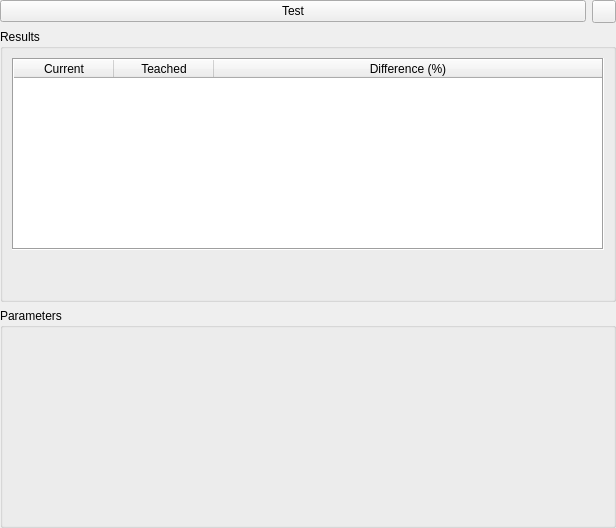
Qt form AcfSln/Include/iqtipr/CColorPatternComparatorGuiComp.ui (ImagingTools/AcfPublic) before a commit.
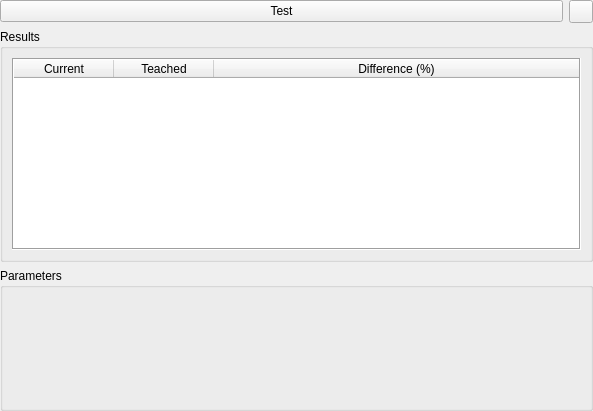
The same form after that commit. Icons and pictures are not drawn.

Patch:
```diff
--- a/AcfSln/Include/iqtipr/CColorPatternComparatorGuiComp.ui
+++ b/AcfSln/Include/iqtipr/CColorPatternComparatorGuiComp.ui
@@ -6,8 +6,8 @@
    <rect>
     <x>0</x>
     <y>0</y>
-    <width>616</width>
-    <height>528</height>
+    <width>593</width>
+    <height>411</height>
    </rect>
   </property>
   <property name="sizePolicy">
@@ -45,7 +45,7 @@
      <item>
       <widget class="QToolButton" name="AutoUpdateButton">
        <property name="sizePolicy">
-        <sizepolicy hsizetype="Fixed" vsizetype="Minimum">
+        <sizepolicy hsizetype="Fixed" vsizetype="Fixed">
          <horstretch>0</horstretch>
          <verstretch>0</verstretch>
         </sizepolicy>
@@ -67,7 +67,7 @@
    <item>
     <widget class="QGroupBox" name="ResultsGB">
      <property name="sizePolicy">
-      <sizepolicy hsizetype="Preferred" vsizetype="MinimumExpanding">
+      <sizepolicy hsizetype="Preferred" vsizetype="Maximum">
        <horstretch>0</horstretch>
        <verstretch>0</verstretch>
       </sizepolicy>
@@ -85,7 +85,7 @@
       <item>
        <widget class="QTableWidget" name="ColorTable">
         <property name="sizePolicy">
-         <sizepolicy hsizetype="Expanding" vsizetype="Preferred">
+         <sizepolicy hsizetype="Expanding" vsizetype="Maximum">
           <horstretch>0</horstretch>
           <verstretch>0</verstretch>
          </sizepolicy>
@@ -143,19 +143,6 @@
         </column>
        </widget>
       </item>
-      <item>
-       <spacer name="verticalSpacer">
-        <property name="orientation">
-         <enum>Qt::Vertical</enum>
-        </property>
-        <property name="sizeHint" stdset="0">
-         <size>
-          <width>20</width>
-          <height>40</height>
-         </size>
-        </property>
-       </spacer>
-      </item>
      </layout>
     </widget>
    </item>
```
